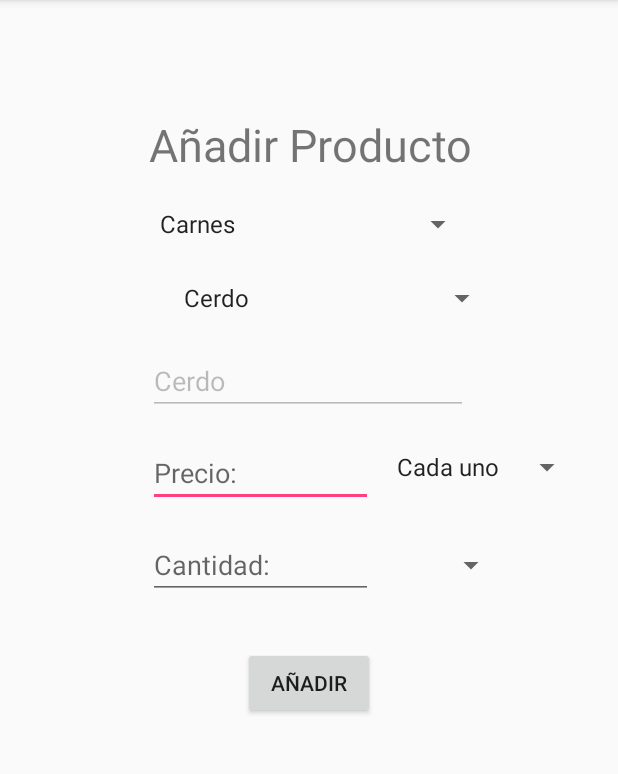
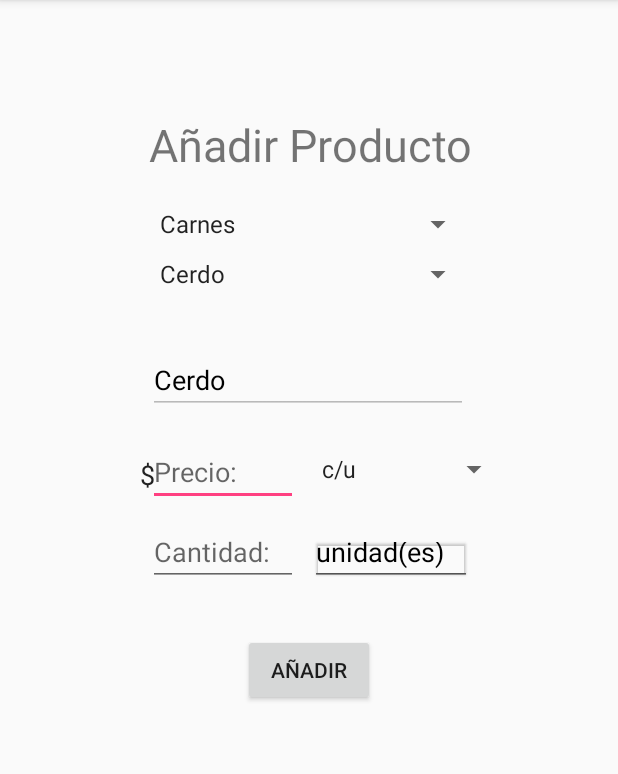
Before and after one commit to Agrodata/AgroData, an Android app: the AddProduct screen opened directly, with no data from a screen before it, on a phone screen of 412 x 824 dp, the part 84-858 px from its top. Run offline under Robolectric (Android 15) with nearby library versions, the phone set to English and light mode, and no system bars.

Commit message:
Add_product small modification.

```diff
--- a/app/src/main/java/com/example/gretchen/agrodata/activities/AddProduct.java
+++ b/app/src/main/java/com/example/gretchen/agrodata/activities/AddProduct.java
@@ -35,8 +35,7 @@ public class AddProduct extends ParentActivity {
     }
 
 
-    private void populateSpinners()
-    {
+    private void populateSpinners() {
 
         //Spinner that will hold product types
         Spinner spinner = (Spinner) findViewById(R.id.APP_product_type_Spinner);
@@ -49,7 +48,7 @@ public class AddProduct extends ParentActivity {
         spinner.setAdapter(adapter);
         //Add listener to spinner so that it can change the subtype spinners array
         //Subtype spinner is populated based on the type spinner
-        spinner.setOnItemSelectedListener(new AdapterView.OnItemSelectedListener(){
+        spinner.setOnItemSelectedListener(new AdapterView.OnItemSelectedListener() {
             @Override
             public void onItemSelected(AdapterView<?> parentView, View selectedItemView, int position, long id) {
                 //Spinner that will hold product subtypes
@@ -103,13 +102,10 @@ public class AddProduct extends ParentActivity {
                         String slist[] = getResources().getStringArray(arrayID);
                         EditText prod_name = (EditText) findViewById(R.id.APP_product_name_EditText);
 
-                        if(position==slist.length-1)
-                        {
+                        if (position == slist.length - 1) {
                             prod_name.setText("");
                             prod_name.setEnabled(true);
-                        }
-                        else
-                        {
+                        } else {
                             prod_name.setEnabled(false);
                             prod_name.setText(slist[position]);
                         }
@@ -129,10 +125,40 @@ public class AddProduct extends ParentActivity {
         });
 
 
+        //Text that will hold amount type
+        Spinner pSpinner = (Spinner) findViewById(R.id.APP_price_Spinner);
+
+        pSpinner.setOnItemSelectedListener(new AdapterView.OnItemSelectedListener() {
+            @Override
+            public void onItemSelected(AdapterView<?> parent, View view, int position, long id) {
+
+                //TextVIew next to amount
+                TextView amountType = (TextView) findViewById(R.id.APP_type_amount_TextView);
+                //String array that holds amount type array
+                String amountArray[] = getResources().getStringArray(R.array.amount_list);
+                //If possition 0 string is c/u
+                if(position==0)
+                {
+                    amountType.setText(amountArray[position]);
+                }
+                //Set string to amount in price spinner without the /
+                else
+                {
+                    amountType.setText(amountArray[position]);
+                }
 
 
-        //Spinner that will hold price/amount spinner
-        Spinner pSpinner = (Spinner) findViewById(R.id.APP_price_Spinner);
+            }
+
+            @Override
+            public void onNothingSelected(AdapterView<?> parent) {
+                //Nothing here for now
+            }
+        });
+
+
+
+
         ArrayAdapter<CharSequence> adapter2 = ArrayAdapter.createFromResource(this,
                 R.array.price_amount_list, android.R.layout.simple_spinner_item);
         // Specify the layout to use when the list of choices appears
@@ -140,14 +166,6 @@ public class AddProduct extends ParentActivity {
         // Apply the adapter to the spinner
         pSpinner.setAdapter(adapter2);
 
-        //Spinner that will hold amount spinner
-        Spinner aSpinner = (Spinner) findViewById(R.id.APP_amount_Spinner);
-        ArrayAdapter<CharSequence> adapter3 = ArrayAdapter.createFromResource(this,
-                R.array.amount_list, android.R.layout.simple_spinner_item);
-        // Specify the layout to use when the list of choices appears
-        adapter3.setDropDownViewResource(android.R.layout.simple_spinner_dropdown_item);
-        // Apply the adapter to the spinner
-        aSpinner.setAdapter(adapter3);
     }
     //Adds product to store
     public void addProduct(View v)
@@ -158,7 +176,7 @@ public class AddProduct extends ParentActivity {
         EditText product_price = (EditText) findViewById(R.id.APP_price_text_EditText);
         Spinner product_price1 = (Spinner) findViewById(R.id.APP_price_Spinner);
         EditText product_amount = (EditText)findViewById(R.id.APP_amount_text_EditText);
-        Spinner product_amount1 = (Spinner) findViewById(R.id.APP_amount_Spinner);
+
 
         Spinner product_subtype = (Spinner) findViewById(R.id.APP_subtype_Spinner);
 
@@ -225,7 +243,16 @@ public class AddProduct extends ParentActivity {
             product.setDate_added(current_date);
             product.setPrice(thePrice+" "+product_price1.getSelectedItem().toString());
             product.setType(product_type.getSelectedItem().toString());
-            product.setAmount(product_amount.getText().toString()+" "+product_amount1.getSelectedItem().toString());
+            if(product_price1.getSelectedItem().toString().equals("c/u"))
+            {
+                product.setAmount(product_amount.getText().toString());
+            }
+            else
+            {
+                product.setAmount(product_amount.getText().toString()+" "+product_price1.getSelectedItem().toString().substring(1));
+            }
+
+
             product.setSellerID(user.getId());
             product.setSubType(product_subtype.getSelectedItem().toString());
 
--- a/app/src/main/java/com/example/gretchen/agrodata/activities/EditUser.java
+++ b/app/src/main/java/com/example/gretchen/agrodata/activities/EditUser.java
@@ -33,6 +33,7 @@ public class EditUser extends ParentActivity {
         EditText userName = (EditText) findViewById(R.id.EUP_name_EditText);
         EditText userEmail = (EditText) findViewById(R.id.EUP_email_EditText);
         EditText userPhone = (EditText) findViewById(R.id.EUP_phone_EditText);
+        //EditText userRating = (EditText) findViewById(R.id.EUP_rating_EditText); //ADDED
 
         //Get shared preference that holds logged user info
         SharedPreferences userInfo = getSharedPreferences(getString(R.string.login_preference_key), Context.MODE_PRIVATE);
@@ -45,6 +46,7 @@ public class EditUser extends ParentActivity {
         userName.setText(user.getName());
         userEmail.setText(user.getEmail());
         userPhone.setText(user.getPhone());
+        //userRating.setText(user.getRating());  //ADDED
 
 
     }
@@ -64,10 +66,12 @@ public class EditUser extends ParentActivity {
         EditText newName = (EditText) findViewById(R.id.EUP_name_EditText);
         EditText newEmail = (EditText) findViewById(R.id.EUP_email_EditText);
         EditText newPhone = (EditText) findViewById(R.id.EUP_phone_EditText);
+        //EditText newRating = (EditText) findViewById(R.id.EUP_rating_EditText); //ADDED
         //Set new user info
         user.setName(newName.getText().toString());
         user.setEmail(newEmail.getText().toString());
         user.setPhone(newPhone.getText().toString());
+        //user.setRating(newRating.getText().toString()); //ADDED
         //Update info
         repo.update(user);
 
--- a/app/src/main/java/com/example/gretchen/agrodata/activities/UserProfile.java
+++ b/app/src/main/java/com/example/gretchen/agrodata/activities/UserProfile.java
@@ -96,6 +96,7 @@ public class UserProfile extends ParentActivity {
         TextView name = (TextView) findViewById(R.id.UPP_profile_name_EditText);
         TextView email = (TextView) findViewById(R.id.UPP_profile_email_EditText) ;
         TextView phone  = (TextView) findViewById(R.id.UPP_profile_phone_EditText);
+       // TextView rating = (TextView) findViewById(R.id.UPP_profile_rating_EditText);  //ADDED
 
         //Get user info that should be displayed
         Bundle bundle = getIntent().getExtras();
@@ -122,6 +123,7 @@ public class UserProfile extends ParentActivity {
             user=new User();
             user.setName(userInfo.getString(getString(R.string.user_name_key),""));
             user.setEmail(userInfo.getString(getString(R.string.user_email_key),""));
+           // user.setRating(userInfo.getString("UserRatingKey","")); //ADDED
             user.setPhone(userInfo.getString(getString(R.string.user_phone_key),""));
             user.setInventory(userInfo.getString(getString(R.string.user_inventory_key),"empty"));
 
@@ -131,6 +133,7 @@ public class UserProfile extends ParentActivity {
             name.setText(user.getName());
             email.setText(user.getEmail());
             phone.setText(user.getPhone());
+           // rating.setText(user.getRating()); //ADDED
 
             addProduct.setVisibility(View.VISIBLE);
             editAccount.setVisibility(View.VISIBLE);
@@ -149,6 +152,7 @@ public class UserProfile extends ParentActivity {
             name.setText(user.getName());
             email.setText(user.getEmail());
             phone.setText(user.getPhone());
+            //rating.setText(user.getRating()); //ADDED
 
             addProduct.setVisibility(View.INVISIBLE);
             editAccount.setVisibility(View.INVISIBLE);
--- a/app/src/main/res/layout/activity_add_product.xml
+++ b/app/src/main/res/layout/activity_add_product.xml
@@ -14,19 +14,57 @@
         tools:context="com.example.gretchen.agrodata.activities.AddProduct">
 
         <EditText
+            android:id="@+id/APP_type_amount_TextView"
+            android:layout_width="108dp"
+            android:layout_height="39dp"
+            android:layout_marginBottom="0dp"
+            android:layout_marginLeft="8dp"
+            android:layout_marginRight="8dp"
+            android:layout_marginTop="0dp"
+            android:elevation="1dp"
+            android:ems="10"
+            android:inputType="textPersonName"
+            android:textColor="@android:color/black"
+            android:visibility="visible"
+            app:layout_constraintBottom_toBottomOf="@+id/APP_amount_text_EditText"
+            app:layout_constraintHorizontal_bias="0.0"
+            app:layout_constraintLeft_toRightOf="@+id/APP_amount_text_EditText"
+            app:layout_constraintRight_toRightOf="parent"
+            app:layout_constraintTop_toTopOf="@+id/APP_amount_text_EditText"
+            app:layout_constraintVertical_bias="1.0"
+            tools:inputType="textPersonName" />
+
+        <Spinner
+            android:id="@+id/APP_price_Spinner"
+            android:layout_width="wrap_content"
+            android:layout_height="wrap_content"
+            android:layout_marginEnd="8dp"
+            android:layout_marginLeft="8dp"
+            android:layout_marginRight="8dp"
+            android:layout_marginStart="8dp"
+            app:layout_constraintBottom_toBottomOf="@+id/APP_price_text_EditText"
+            app:layout_constraintHorizontal_bias="0.0"
+            app:layout_constraintLeft_toRightOf="@+id/APP_price_text_EditText"
+            app:layout_constraintRight_toRightOf="parent"
+            app:layout_constraintTop_toTopOf="@+id/APP_price_text_EditText"
+            app:layout_constraintVertical_bias="0.421" />
+
+        <EditText
             android:id="@+id/APP_product_name_EditText"
             android:layout_width="wrap_content"
             android:layout_height="wrap_content"
+            android:layout_marginLeft="0dp"
+            android:layout_marginRight="8dp"
+            android:layout_marginTop="31dp"
             android:ems="10"
             android:hint="@string/name_of_product"
             android:inputType="textPersonName"
+            android:textColor="@android:color/black"
+            android:visibility="visible"
+            app:layout_constraintHorizontal_bias="0.0"
+            app:layout_constraintLeft_toLeftOf="@+id/APP_product_type_Spinner"
             app:layout_constraintRight_toRightOf="parent"
-            android:layout_marginRight="8dp"
-            android:layout_marginTop="16dp"
-            app:layout_constraintTop_toBottomOf="@+id/APP_subtype_Spinner"
-            android:layout_marginLeft="0dp"
-            app:layout_constraintLeft_toLeftOf="@+id/APP_product_type_Spinner"
-            app:layout_constraintHorizontal_bias="0.0" />
+            app:layout_constraintTop_toBottomOf="@+id/APP_subtype_Spinner" />
 
         <Spinner
             android:id="@+id/APP_product_type_Spinner"
@@ -41,21 +79,22 @@
 
         <EditText
             android:id="@+id/APP_price_text_EditText"
-            android:layout_width="150dp"
+            android:layout_width="100dp"
             android:layout_height="wrap_content"
+            android:layout_marginLeft="0dp"
+            android:layout_marginTop="16dp"
             android:ems="10"
             android:hint="@string/product_price"
             android:inputType="numberDecimal"
-            android:layout_marginLeft="0dp"
             app:layout_constraintLeft_toLeftOf="@+id/APP_product_type_Spinner"
-            android:layout_marginTop="16dp"
             app:layout_constraintTop_toBottomOf="@+id/APP_product_name_EditText" />
 
         <EditText
             android:id="@+id/APP_amount_text_EditText"
-            android:layout_width="150dp"
+            android:layout_width="100dp"
             android:layout_height="wrap_content"
-            android:layout_marginTop="16dp"
+            android:layout_marginLeft="0dp"
+            android:layout_marginTop="8dp"
             android:ems="10"
             android:hint="@string/product_amount"
             android:inputType="number"
@@ -105,46 +144,34 @@
             app:layout_constraintTop_toTopOf="parent" />
 
         <Spinner
-            android:id="@+id/APP_amount_Spinner"
-            android:layout_width="wrap_content"
-            android:layout_height="wrap_content"
-            android:layout_marginEnd="25dp"
-            android:layout_marginLeft="8dp"
-            android:layout_marginRight="25dp"
-            app:layout_constraintBottom_toBottomOf="@+id/APP_amount_text_EditText"
-            app:layout_constraintHorizontal_bias="0.0"
-            app:layout_constraintLeft_toRightOf="@+id/APP_amount_text_EditText"
-            app:layout_constraintRight_toRightOf="parent"
-            app:layout_constraintTop_toTopOf="@+id/APP_amount_text_EditText"
-            android:layout_marginStart="8dp" />
-
-        <Spinner
-            android:id="@+id/APP_price_Spinner"
-            android:layout_width="wrap_content"
-            android:layout_height="wrap_content"
-            android:layout_marginLeft="8dp"
-            android:layout_marginRight="8dp"
-            app:layout_constraintBottom_toBottomOf="@+id/APP_price_text_EditText"
-            app:layout_constraintHorizontal_bias="0.0"
-            app:layout_constraintLeft_toRightOf="@+id/APP_price_text_EditText"
-            app:layout_constraintRight_toRightOf="parent"
-            app:layout_constraintTop_toTopOf="@+id/APP_price_text_EditText"
-            app:layout_constraintVertical_bias="0.307"
-            android:layout_marginStart="8dp"
-            android:layout_marginEnd="8dp" />
-
-        <Spinner
             android:id="@+id/APP_subtype_Spinner"
             android:layout_width="217dp"
             android:layout_height="33dp"
             android:layout_marginRight="8dp"
-            android:layout_marginStart="16dp"
             app:layout_constraintRight_toRightOf="parent"
+            android:layout_marginTop="0dp"
+            app:layout_constraintTop_toBottomOf="@+id/APP_product_type_Spinner"
             android:layout_marginLeft="0dp"
-            app:layout_constraintLeft_toLeftOf="@+id/APP_price_text_EditText"
-            app:layout_constraintHorizontal_bias="0.0"
-            android:layout_marginTop="16dp"
-            app:layout_constraintTop_toBottomOf="@+id/APP_product_type_Spinner" />
+            app:layout_constraintLeft_toLeftOf="@+id/APP_product_type_Spinner"
+            app:layout_constraintHorizontal_bias="0.0" />
+
+        <EditText
+            android:id="@+id/APP_dollar_sign"
+            android:layout_width="11dp"
+            android:layout_height="41dp"
+            android:layout_marginBottom="0dp"
+            android:layout_marginLeft="0dp"
+            android:layout_marginRight="0dp"
+            android:layout_marginTop="0dp"
+            android:background="@null"
+            android:ems="10"
+            android:text="@string/dollar_sign"
+            app:layout_constraintBottom_toBottomOf="@+id/APP_price_text_EditText"
+            app:layout_constraintHorizontal_bias="1.0"
+            app:layout_constraintLeft_toLeftOf="@+id/APP_product_name_EditText"
+            app:layout_constraintRight_toLeftOf="@+id/APP_price_text_EditText"
+            app:layout_constraintTop_toTopOf="@+id/APP_price_text_EditText"
+            app:layout_constraintVertical_bias="1.0" />
 
     </android.support.constraint.ConstraintLayout>
 </ScrollView>
--- a/app/src/main/res/values/strings.xml
+++ b/app/src/main/res/values/strings.xml
@@ -32,7 +32,7 @@
     <string name="if_new_msg">Si eres nuevo</string>
     <string name="sign_up">Registrate</string>
     <string name="email">Email:</string>
-    <string name="name">Nombre:</string>
+    <string name="name">Nombre de Agricultor o Negocio:</string>
     <string name="phone">Telefono:</string>
     <string name="password">Contraseña</string>
     <string name="re_enter_password">Reingrese la contraseña</string>
@@ -96,16 +96,25 @@
     </string-array>
     //String array for price Spinner
     <string-array name="price_amount_list">
-        <item>Cada uno</item>
+        <item>c/u</item>
+        <item>/oz</item>
         <item>/lb</item>
-        <item>/oz</item>
-        <item>/racimo</item>
+        <item>/almud</item>
+        <item>/caja</item>
+        <item>/saco</item>
+        <item>/quintal</item>
+        <item>/tonelada</item>
     </string-array>
     //String array for amount Spinner
     <string-array name="amount_list">
-        <item> </item>
-        <item>lb</item>
+        <item>unidad(es)</item>
         <item>oz</item>
+        <item>lb(s)</item>
+        <item>almud(es)</item>
+        <item>caja(s)</item>
+        <item>saco(s)</item>
+        <item>quintal(es)</item>
+        <item>tonelada(s)</item>
     </string-array>
     //String array for fruits
     <string-array name="fruit_list">
@@ -223,4 +232,7 @@
 
     </string-array>
 
+    //Other strings
+    <string name="dollar_sign">$</string>
+
 </resources>
```
Also changed, not shown: app/src/main/res/layout/activity_sign_up.xml (+15 -16 lines), app/src/main/res/layout/activity_user_profile.xml (+16 -60 lines), app/src/main/res/values/styles.xml (line endings or trailing spaces).
